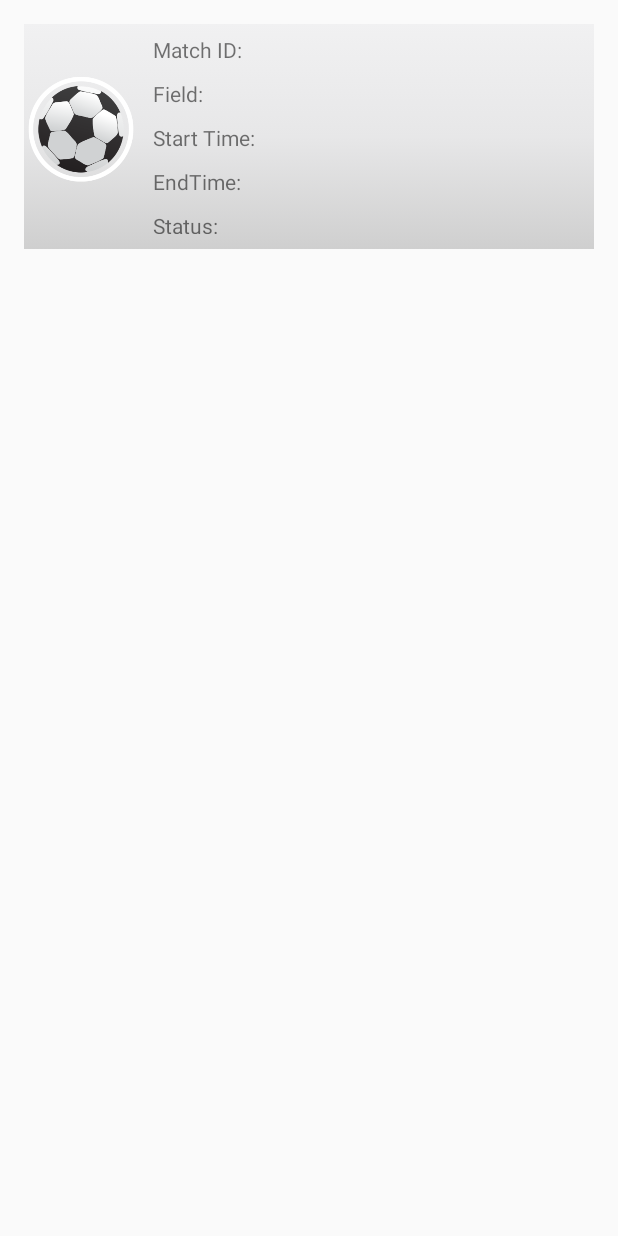
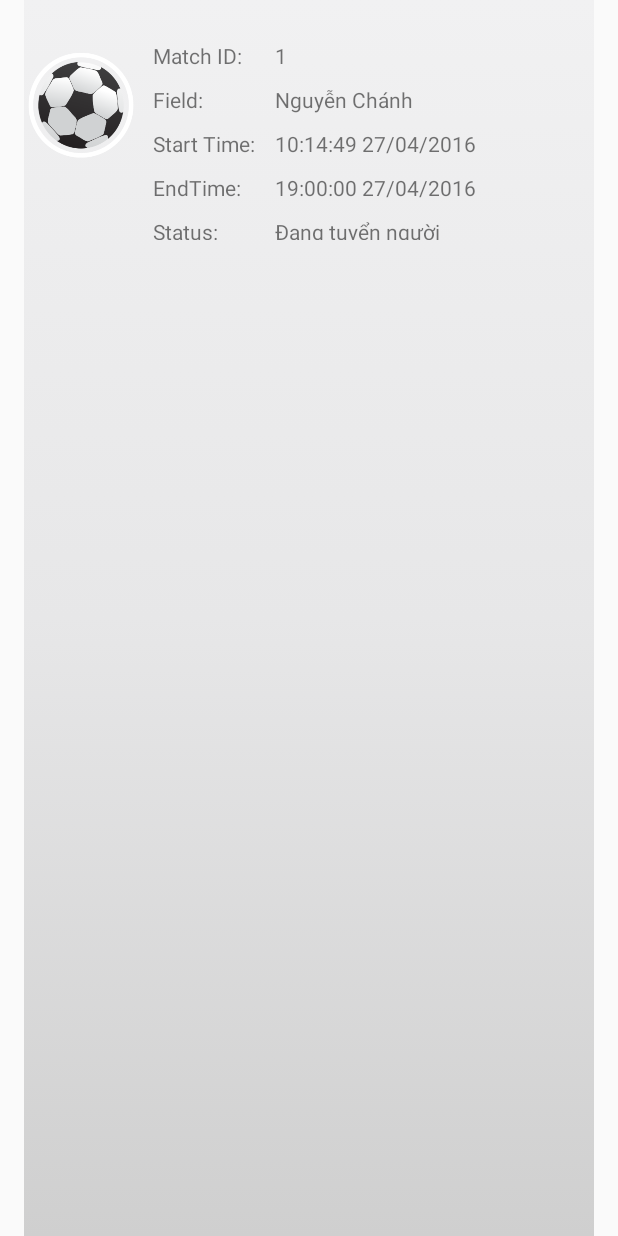
Before and after one commit to pdkproitf/online-socker, an Android app: the layout content_match_item.xml on its own in the app's theme, with its tools: preview values and no code run, on a phone screen of 412 x 824 dp. Run offline under Robolectric (Android 15) with nearby library versions, the phone set to English and light mode, and no system bars.

Commit message:
sua lai hien thi tran bong

```diff
--- a/OnlineSoccer/app/src/main/AndroidManifest.xml
+++ b/OnlineSoccer/app/src/main/AndroidManifest.xml
@@ -43,7 +43,7 @@
             android:value="@integer/google_play_services_version" />
         <meta-data
             android:name="com.google.android.geo.API_KEY"
-            android:value="AIzaSyC08oT1WkRV-Ht4a6g9GcrJ6lWJzVtf-UQ" />
+            android:value="AIzaSyAZB2D9Q0u5EzMEh0iOMrFlv0o6iBktaKw" />
 
         <activity
             android:name=".MainScreen.Match.MatchAddActivity"
--- a/OnlineSoccer/app/src/main/java/com/example/pc/onlinesoccer/MainScreen/Match/MatchAdapter.java
+++ b/OnlineSoccer/app/src/main/java/com/example/pc/onlinesoccer/MainScreen/Match/MatchAdapter.java
@@ -1,11 +1,13 @@
 package com.example.pc.onlinesoccer.MainScreen.Match;
 
 import android.content.Context;
+import android.util.Log;
 import android.view.LayoutInflater;
 import android.view.View;
 import android.view.ViewGroup;
 import android.widget.ArrayAdapter;
 import android.widget.TextView;
+import android.widget.Toast;
 
 import com.example.pc.onlinesoccer.MainScreen.Field.Fields;
 import com.example.pc.onlinesoccer.R;
@@ -65,7 +67,7 @@ public class MatchAdapter extends ArrayAdapter {
         }
 
         TextView tvMatchId = (TextView) convertView.findViewById(R.id.tvMatch_id);
-        TextView tvField = (TextView) convertView.findViewById(R.id.tvMField);
+        TextView tvField = (TextView) convertView.findViewById(R.id.tvField);
         TextView tvStartTime = (TextView) convertView.findViewById(R.id.tvStartTime);
         TextView tvEndTime = (TextView) convertView.findViewById(R.id.tvEndTime);
         TextView tvStatus = (TextView) convertView.findViewById(R.id.tvMatch_status);
@@ -73,6 +75,8 @@ public class MatchAdapter extends ArrayAdapter {
 
         Matchs match = this.arrMatch.get(position);
 
+        Toast.makeText(getContext(),match.getId(),Toast.LENGTH_LONG).show();
+        Log.v("match = > ",match.getId());
 
         tvMatchId.setText(match.getId());
         tvField.setText(getFieldName(Integer.parseInt(match.getField_id())));
--- a/OnlineSoccer/app/src/main/res/layout/content_match_item.xml
+++ b/OnlineSoccer/app/src/main/res/layout/content_match_item.xml
@@ -2,16 +2,15 @@
 <LinearLayout xmlns:android="http://schemas.android.com/apk/res/android"
     android:layout_width="fill_parent"
     android:layout_height="match_parent"
-    android:layout_marginTop="16dp"
     android:layout_marginLeft="16dp"
     android:layout_marginRight="16dp"
     android:orientation="horizontal"
-    android:weightSum="1">
+    android:background="@drawable/list_selector"
+    android:weightSum="2">
 
     <LinearLayout
-        android:layout_width="match_parent"
-        android:layout_height="150dp"
-        android:background="@drawable/list_selector">
+        android:layout_width="wrap_content"
+        android:layout_height="wrap_content">
 
         <ImageView
             android:layout_width="76dp"
@@ -23,6 +22,8 @@
         <LinearLayout
             android:orientation="vertical"
             android:layout_width="wrap_content"
+            android:layout_marginBottom="20dp"
+            android:layout_marginTop="20dp"
             android:layout_height="140dp">
 
             <TextView
@@ -35,7 +36,8 @@
                 android:layout_width="wrap_content"
                 android:layout_height="wrap_content"
                 android:text="Field: "
-                android:layout_marginTop="10dp" />
+                android:layout_marginTop="10dp"
+                android:id="@+id/tvMatch_field" />
 
             <TextView
                 android:layout_width="wrap_content"
@@ -60,7 +62,9 @@
     <LinearLayout
         android:orientation="vertical"
         android:layout_marginLeft="10dp"
-        android:layout_width="fill_parent"
+        android:layout_marginBottom="20dp"
+        android:layout_marginTop="20dp"
+        android:layout_width="wrap_content"
         android:layout_height="140dp">
 
         <TextView
@@ -75,7 +79,7 @@
             android:layout_height="wrap_content"
             android:text="Nguyễn Chánh"
             android:layout_marginTop="10dp"
-            android:id="@+id/tvMField" />
+            android:id="@+id/tvField" />
 
         <TextView
             android:layout_width="wrap_content"
--- a/OnlineSoccer/app/src/main/res/layout/content_match_layout.xml
+++ b/OnlineSoccer/app/src/main/res/layout/content_match_layout.xml
@@ -17,5 +17,6 @@
         android:layout_width="match_parent"
         android:layout_height="match_parent"
         android:layout_below="@+id/btnCreateMatch"
-        android:id="@+id/lvMatch"></ListView>
+        android:id="@+id/lvMatch">
+    </ListView>
 </RelativeLayout>
```
